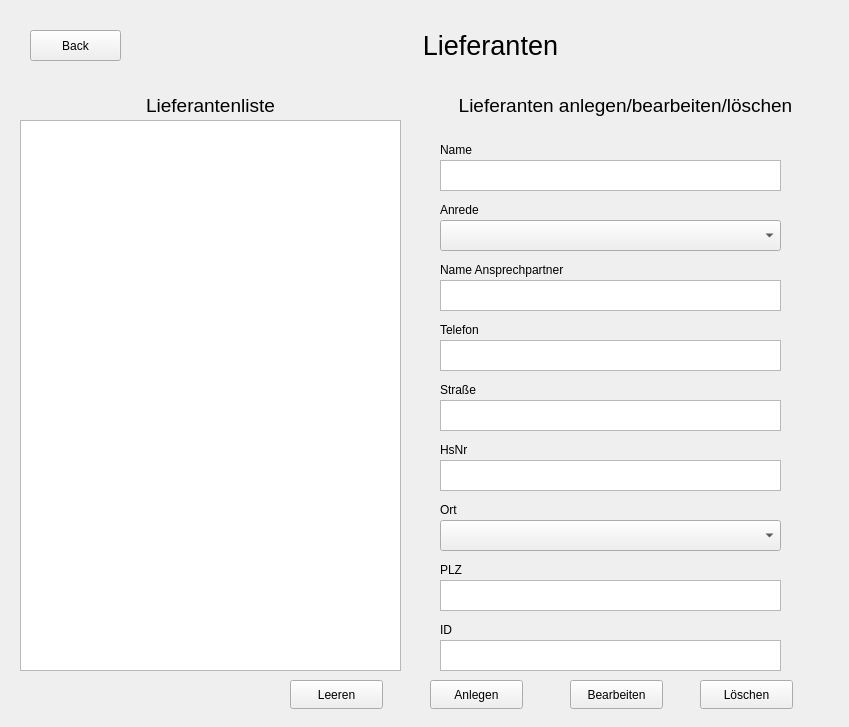
Above: overviewlieferanten.ui from luis-we/SchulaufgabePRO before the change. Below: the same form after it.
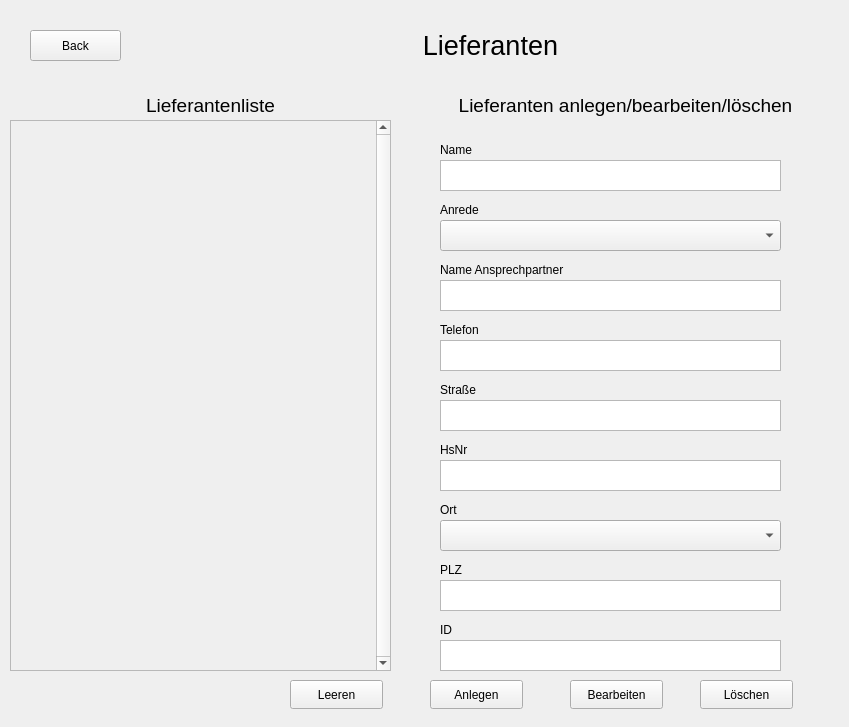
That is the form after the change.

Commit message: Schreiben weiterer Fkt, Anpassen GUI, Fehlerbehebungen, etc

Patch:
```diff
--- a/overviewlieferanten.ui
+++ b/overviewlieferanten.ui
@@ -92,16 +92,6 @@
     <set>Qt::AlignCenter</set>
    </property>
   </widget>
-  <widget class="QTextBrowser" name="textBrowser_Liste">
-   <property name="geometry">
-    <rect>
-     <x>20</x>
-     <y>120</y>
-     <width>381</width>
-     <height>551</height>
-    </rect>
-   </property>
-  </widget>
   <widget class="QPushButton" name="pushButton_anlegen">
    <property name="geometry">
     <rect>
@@ -388,6 +378,35 @@
     <string>Leeren</string>
    </property>
   </widget>
+  <widget class="QScrollArea" name="scrollArea">
+   <property name="geometry">
+    <rect>
+     <x>10</x>
+     <y>120</y>
+     <width>381</width>
+     <height>551</height>
+    </rect>
+   </property>
+   <property name="verticalScrollBarPolicy">
+    <enum>Qt::ScrollBarAlwaysOn</enum>
+   </property>
+   <property name="horizontalScrollBarPolicy">
+    <enum>Qt::ScrollBarAsNeeded</enum>
+   </property>
+   <property name="widgetResizable">
+    <bool>true</bool>
+   </property>
+   <widget class="QWidget" name="customers">
+    <property name="geometry">
+     <rect>
+      <x>0</x>
+      <y>0</y>
+      <width>362</width>
+      <height>549</height>
+     </rect>
+    </property>
+   </widget>
+  </widget>
  </widget>
  <resources/>
  <connections/>
```
The commit also changes 4 other files.
